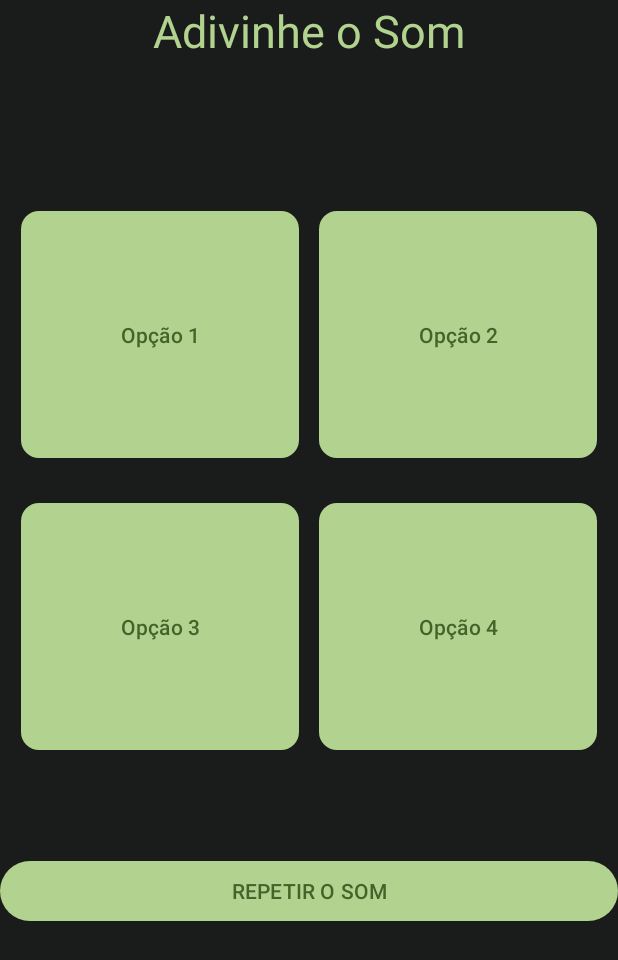
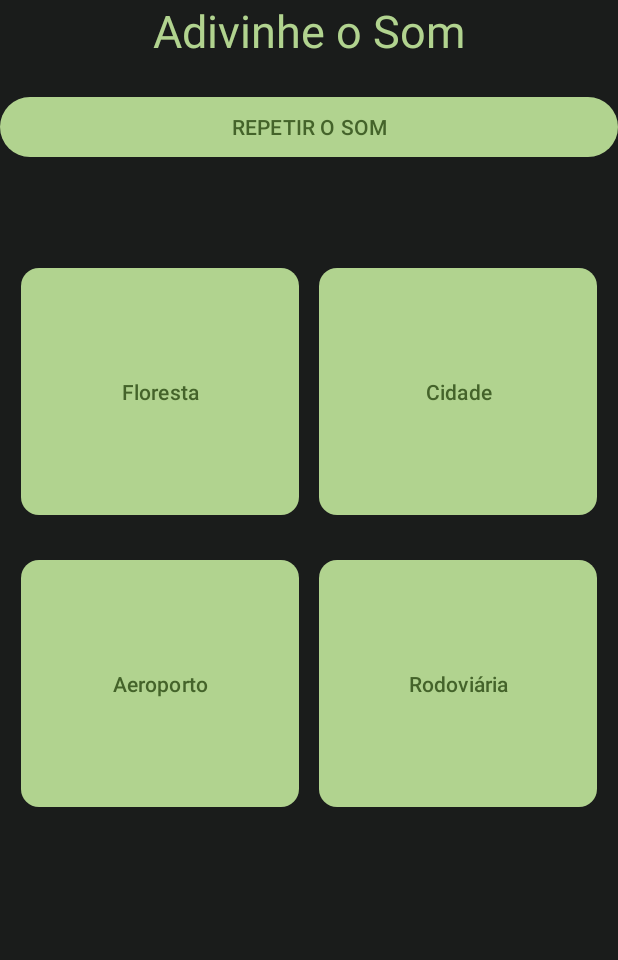
Before and after one commit to Thiago279/TCC-MundoSonoro, an Android app: the fragment Jogo1Play shown on its own in the app's theme, on a phone screen of 412 x 824 dp. Shown: the top 960 px of the screen. Run offline under Robolectric (Android 15) with nearby library versions, the phone set to English and light mode, and no system bars.

Commit message:
add novos cenarios + logica randomica + checagem de resposta

```diff
--- /dev/null
+++ b/app/src/main/java/com/mundosonoro/Cenario.java
@@ -0,0 +1,13 @@
+package com.mundosonoro;
+
+public class Cenario {
+    public String[] opcoes;
+    public String respostaCorreta;
+    public int somResId;
+
+    public Cenario(String respostaCorreta, String[] opcoes, int somResId){
+        this.respostaCorreta = respostaCorreta;
+        this.opcoes = opcoes;
+        this.somResId = somResId;
+    }
+}
--- a/app/src/main/java/com/mundosonoro/Jogo1Play.java
+++ b/app/src/main/java/com/mundosonoro/Jogo1Play.java
@@ -8,17 +8,25 @@ import android.view.LayoutInflater;
 import android.view.View;
 import android.view.ViewGroup;
 import android.widget.Button;
+import android.widget.Toast;
 
 import com.mundosonoro.databinding.ActivityMainBinding;
 import com.mundosonoro.databinding.FragmentJogo1Binding;
 import com.mundosonoro.databinding.FragmentJogo1PlayBinding;
 import com.mundosonoro.databinding.FragmentJogosBinding;
 
+import java.util.ArrayList;
+import java.util.Collections;
+import java.util.List;
+import java.util.Random;
+
 
 public class Jogo1Play extends Fragment {
     private MediaPlayer mediaPlayer;
-    private Button btnRepetir;
     private FragmentJogo1PlayBinding binding;
+    private List<Cenario> cenarios;
+    private Cenario cenarioAtual;
+
 
     @Override
     public View onCreateView(LayoutInflater inflater, ViewGroup container,
@@ -27,14 +35,51 @@ public class Jogo1Play extends Fragment {
         binding = FragmentJogo1PlayBinding.inflate(inflater, container, false);
         View view = binding.getRoot();
 
-
-        //tocar som
-        tocarSom(R.raw.fazenda);
+        inicializarCenarios();
+        sortearCenario();
 
         //repetir som
-        binding.btnRepetir.setOnClickListener(v -> tocarSom(R.raw.fazenda));
+        binding.btnRepetir.setOnClickListener(v -> tocarSom(cenarioAtual.somResId));
+
+        //Clique dos botões
+        binding.opcao1.setOnClickListener(v -> checarResposta(0));
+        binding.opcao2.setOnClickListener(v -> checarResposta(1));
+        binding.opcao3.setOnClickListener(v -> checarResposta(2));
+        binding.opcao4.setOnClickListener(v -> checarResposta(3));
 
         return view;
+    }
+
+
+    private void inicializarCenarios(){
+        cenarios = new ArrayList<>();
+
+        cenarios.add(new Cenario("Cidade", new String[]{"Floresta", "Cidade", "Fazenda", "Aeroporto"}, R.raw.som_cidade));
+        cenarios.add(new Cenario("Aeroporto", new String[]{"Floresta", "Cidade", "Aeroporto", "Rodoviária"},R.raw.som_aviao));
+        cenarios.add(new Cenario("Escola", new String[]{"Supermercado", "Escola", "Hospital", "Biblioteca"}, R.raw.som_criancas));
+        cenarios.add(new Cenario("Estádio", new String[]{"Teatro", "Parque", "Estádio", "Supermercado"},R.raw.som_estadio));
+        cenarios.add(new Cenario("Fazenda", new String[]{"Supermercado", "Parque", "Fazenda", "Cidade"}, R.raw.som_fazenda));
+
+    }
+
+    private void sortearCenario(){
+        Random random = new Random();
+        int index = random.nextInt(cenarios.size());
+        cenarioAtual = cenarios.get(index);
+
+        //Cria uma copia da lista de opcoes e embaralha
+        List<String> opcoesEmbaralhadas = new ArrayList<>();
+        Collections.addAll(opcoesEmbaralhadas, cenarioAtual.opcoes);
+        Collections.shuffle(opcoesEmbaralhadas);
+
+        // Atualiza texto dos botões com opcoes embaralhadas
+        binding.opcao1.setText(cenarioAtual.opcoes[0]);
+        binding.opcao2.setText(cenarioAtual.opcoes[1]);
+        binding.opcao3.setText(cenarioAtual.opcoes[2]);
+        binding.opcao4.setText(cenarioAtual.opcoes[3]);
+
+        // toca o som
+        tocarSom(cenarioAtual.somResId);
     }
 
     private void tocarSom(int somResource){
@@ -50,9 +95,33 @@ public class Jogo1Play extends Fragment {
         });
     }
 
+    private void checarResposta(int indiceEscolhido){
+       String respostaEscolhida= "";
 
+       // obtem o texto do botao clicado com base no indice
+        switch (indiceEscolhido){
+            case 0:
+                respostaEscolhida = binding.opcao1.getText().toString();
+                break;
+            case 1:
+                respostaEscolhida = binding.opcao2.getText().toString();
+                break;
+            case 2:
+                respostaEscolhida = binding.opcao3.getText().toString();
+                break;
+            case 3:
+                respostaEscolhida = binding.opcao4.getText().toString();
+                break;
+        }
 
+        if (respostaEscolhida.equalsIgnoreCase(cenarioAtual.respostaCorreta)){
+            Toast.makeText(getContext(), "Acertou", Toast.LENGTH_SHORT).show();
+        }else{
+            Toast.makeText(getContext(), "Errou", Toast.LENGTH_SHORT).show();
+        }
 
+        sortearCenario();
+    }
 
     @Override
     public void onDestroy(){
--- a/app/src/main/res/layout/fragment_jogo1_play.xml
+++ b/app/src/main/res/layout/fragment_jogo1_play.xml
@@ -28,14 +28,14 @@
             android:id="@+id/opcao1"
             android:layout_width="0dp"
             android:layout_height="0dp"
-            android:layout_marginTop="100dp"
+            android:layout_marginTop="70dp"
             android:background="@drawable/custom_button"
             android:text="Opção 1"
             android:textColor="@color/verde_escuro"
             app:layout_constraintEnd_toStartOf="@id/opcao2"
             app:layout_constraintHeight_percent="0.2"
             app:layout_constraintStart_toStartOf="parent"
-            app:layout_constraintTop_toBottomOf="@id/titulo_jg1"
+            app:layout_constraintTop_toBottomOf="@id/btn_repetir"
             app:layout_constraintWidth_percent="0.45" />
 
         <!-- Botão 2 -->
@@ -43,14 +43,14 @@
             android:id="@+id/opcao2"
             android:layout_width="0dp"
             android:layout_height="0dp"
-            android:layout_marginTop="100dp"
+            android:layout_marginTop="70dp"
             android:background="@drawable/custom_button"
             android:text="Opção 2"
             android:textColor="@color/verde_escuro"
             app:layout_constraintEnd_toEndOf="parent"
             app:layout_constraintHeight_percent="0.2"
             app:layout_constraintStart_toEndOf="@id/opcao1"
-            app:layout_constraintTop_toBottomOf="@id/titulo_jg1"
+            app:layout_constraintTop_toBottomOf="@id/btn_repetir"
             app:layout_constraintWidth_percent="0.45" />
 
         <!-- Botão 3 -->
@@ -83,16 +83,17 @@
             app:layout_constraintTop_toBottomOf="@id/opcao2"
             app:layout_constraintWidth_percent="0.45" />
 
+        <!-- botao repetir o som -->
         <Button
             android:id="@+id/btn_repetir"
             android:layout_width="match_parent"
             android:layout_height="wrap_content"
-            android:layout_marginTop="70dp"
+            android:layout_marginTop="20dp"
             android:text="REPETIR O SOM"
             android:textColor="@color/verde_escuro"
             app:layout_constraintEnd_toEndOf="parent"
             app:layout_constraintStart_toStartOf="parent"
-            app:layout_constraintTop_toBottomOf="@id/opcao4" />
+            app:layout_constraintTop_toBottomOf="@+id/titulo_jg1" />
 
 
     </androidx.constraintlayout.widget.ConstraintLayout>
```
Also changed, not shown: 6 other files.
